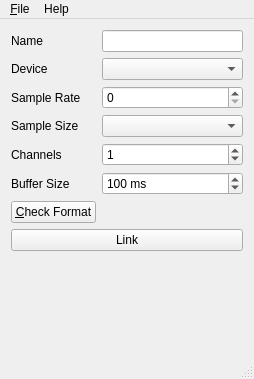
The window that mainwindow.ui (asarin-shai/App-AudioCapture) describes before a commit, drawn with Qt 5.
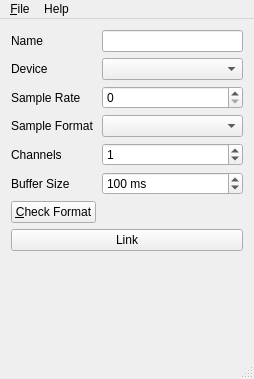
The same window after the commit.

Diff of the .ui file:
```diff
--- a/mainwindow.ui
+++ b/mainwindow.ui
@@ -65,7 +65,7 @@
     <item row="5" column="0">
      <widget class="QLabel" name="label_samplesize">
       <property name="text">
-       <string>Sample Size</string>
+       <string>Sample Format</string>
       </property>
      </widget>
     </item>
```
Left out of the diff: 6 changed lines with no effect on the pictures.
